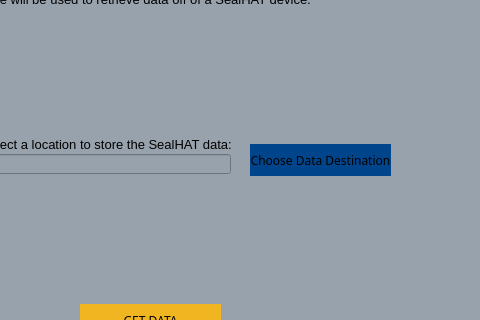
Before: the Qt Designer form SealHAT_GUI_App/maindialog.ui in SealHAT/GUI_Application, drawn with Qt 5; both pictures show x 370 to 850 and y 156 to 476 of the 850 by 558 pixel window.
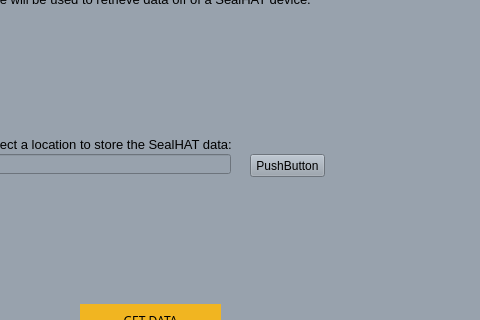
After: the same form once the commit is applied. The open tabs and pages were chosen to show the change. Icons and pictures are not drawn.

Commit message: GUI_working on data retrival button

What changed in the file:
```diff
--- a/SealHAT_GUI_App/maindialog.ui
+++ b/SealHAT_GUI_App/maindialog.ui
@@ -6629,38 +6629,6 @@
         <bool>true</bool>
        </property>
       </widget>
-      <widget class="QPushButton" name="chooseDestButton">
-       <property name="geometry">
-        <rect>
-         <x>420</x>
-         <y>250</y>
-         <width>141</width>
-         <height>32</height>
-        </rect>
-       </property>
-       <property name="font">
-        <font>
-         <family>Futura</family>
-        </font>
-       </property>
-       <property name="styleSheet">
-        <string notr="true">background-color: rgb(0, 69, 140);
-color: rgb(0, 0, 0);
-border: none;</string>
-       </property>
-       <property name="text">
-        <string>Choose Data Destination</string>
-       </property>
-       <property name="autoDefault">
-        <bool>false</bool>
-       </property>
-       <property name="default">
-        <bool>false</bool>
-       </property>
-       <property name="flat">
-        <bool>false</bool>
-       </property>
-      </widget>
       <widget class="QPushButton" name="getDataButton">
        <property name="geometry">
         <rect>
@@ -6727,6 +6695,19 @@
         </rect>
        </property>
       </widget>
+      <widget class="QPushButton" name="chooseDestButton">
+       <property name="geometry">
+        <rect>
+         <x>420</x>
+         <y>260</y>
+         <width>75</width>
+         <height>23</height>
+        </rect>
+       </property>
+       <property name="text">
+        <string>PushButton</string>
+       </property>
+      </widget>
      </widget>
     </widget>
     <widget class="QGraphicsView" name="retrieveSideBarBackground">
```
Left out of the diff: 2 changed lines with no effect on the pictures. The commit also changes 12 other files.
